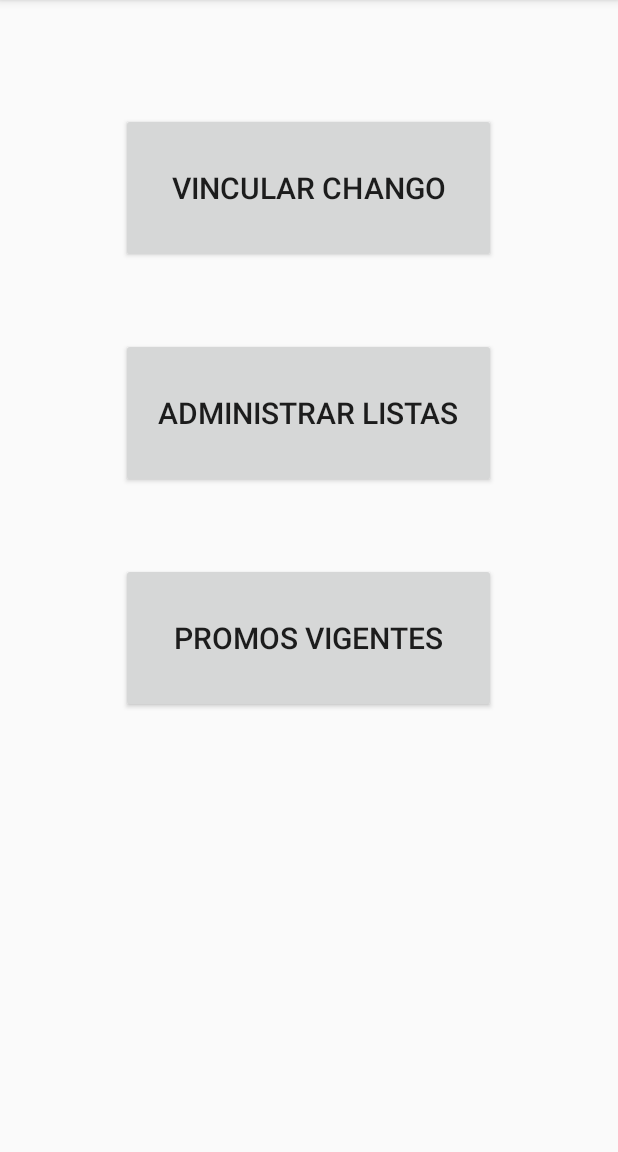
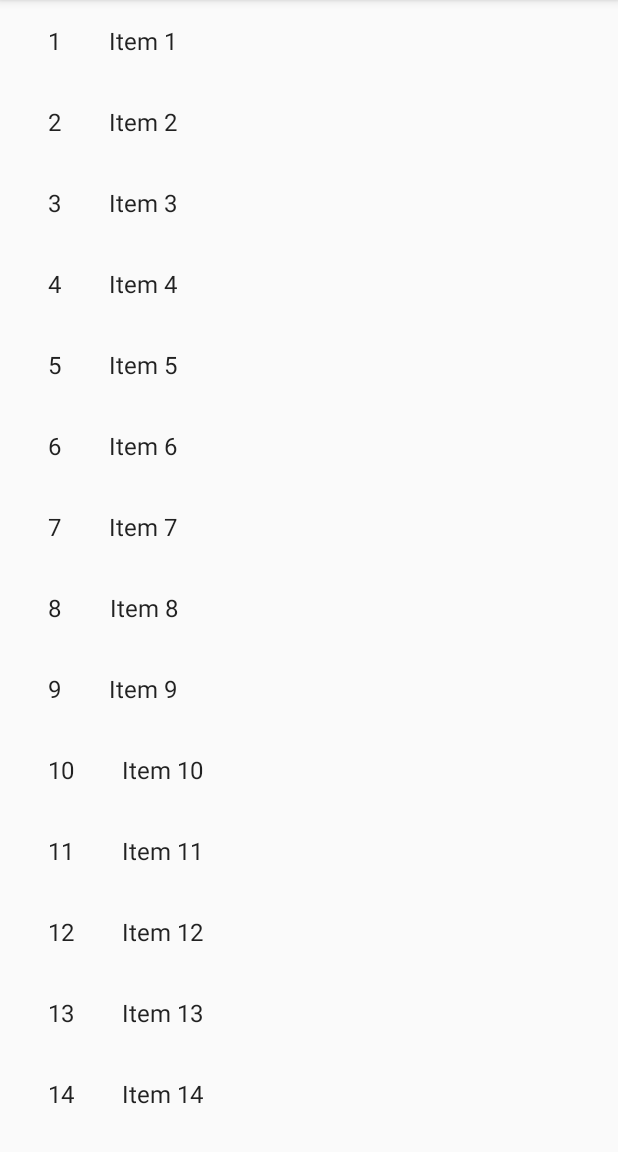
Before and after one commit to nsatragno/smartcart, an Android app: the PrincipalActivity screen opened directly, with no data from a screen before it, in the side drawer, after a tap on "Contenido del Chango", on a phone screen of 412 x 824 dp, the part 84-1236 px from its top. Run offline under Robolectric (Android 15) with nearby library versions, the phone set to English and light mode, and no system bars; network calls fail; 1 statement that could not run was skipped.

Commit message:
Agregar conexión de listado en chango.

```diff
--- a/App/app/build.gradle
+++ b/App/app/build.gradle
@@ -9,6 +9,7 @@ android {
         versionCode 1
         versionName "1.0"
         testInstrumentationRunner "android.support.test.runner.AndroidJUnitRunner"
+        multiDexEnabled true
     }
     buildTypes {
         release {
@@ -28,6 +29,7 @@ dependencies {
     implementation 'com.android.support:support-v4:28.0.0-rc02'
     implementation 'com.android.support:recyclerview-v7:28.0.0-alpha1'
     implementation 'com.android.support:support-annotations:28.0.0-rc02'
+    implementation 'com.android.support:multidex:1.0.3'
     testImplementation 'junit:junit:4.12'
     androidTestImplementation 'com.android.support.test:runner:1.0.2'
     androidTestImplementation 'com.android.support.test.espresso:espresso-core:3.0.2'
--- a/App/app/src/main/AndroidManifest.xml
+++ b/App/app/src/main/AndroidManifest.xml
@@ -1,11 +1,6 @@
 <?xml version="1.0" encoding="utf-8"?>
 <manifest xmlns:android="http://schemas.android.com/apk/res/android"
     package="ar.com.smartcart.smartcart">
-
-    <!-- To auto-complete the email text field in the login form with the user's emails -->
-    <uses-permission android:name="android.permission.GET_ACCOUNTS" />
-    <uses-permission android:name="android.permission.READ_PROFILE" />
-    <uses-permission android:name="android.permission.READ_CONTACTS" />
     <uses-permission android:name="android.permission.INTERNET" />
     <uses-permission android:name="android.permission.CAMERA" />
     android:targetSandboxVersion="2"
--- a/App/app/src/main/java/ar/com/smartcart/smartcart/ItemProductoAdapter.java
+++ b/App/app/src/main/java/ar/com/smartcart/smartcart/MyProductoRecyclerViewAdapter.java
@@ -6,7 +6,7 @@ import android.view.View;
 import android.view.ViewGroup;
 import android.widget.TextView;
 
-import ar.com.smartcart.smartcart.ItemProductoFragment.OnListFragmentInteractionListener;
+import ar.com.smartcart.smartcart.ProductoFragment.OnListFragmentInteractionListener;
 import ar.com.smartcart.smartcart.dummy.DummyContent.DummyItem;
 
 import java.util.List;
@@ -16,12 +16,12 @@ import java.util.List;
  * specified {@link OnListFragmentInteractionListener}.
  * TODO: Replace the implementation with code for your data type.
  */
-public class ItemProductoAdapter extends RecyclerView.Adapter<ItemProductoAdapter.ViewHolder> {
+public class MyProductoRecyclerViewAdapter extends RecyclerView.Adapter<MyProductoRecyclerViewAdapter.ViewHolder> {
 
     private final List<DummyItem> mValues;
     private final OnListFragmentInteractionListener mListener;
 
-    public ItemProductoAdapter(List<DummyItem> items, OnListFragmentInteractionListener listener) {
+    public MyProductoRecyclerViewAdapter(List<DummyItem> items, OnListFragmentInteractionListener listener) {
         mValues = items;
         mListener = listener;
     }
@@ -29,7 +29,7 @@ public class ItemProductoAdapter extends RecyclerView.Adapter<ItemProductoAdapte
     @Override
     public ViewHolder onCreateViewHolder(ViewGroup parent, int viewType) {
         View view = LayoutInflater.from(parent.getContext())
-                .inflate(R.layout.fragment_itemproducto, parent, false);
+                .inflate(R.layout.fragment_producto, parent, false);
         return new ViewHolder(view);
     }
 
--- a/App/app/src/main/java/ar/com/smartcart/smartcart/PrincipalActivity.java
+++ b/App/app/src/main/java/ar/com/smartcart/smartcart/PrincipalActivity.java
@@ -11,8 +11,10 @@ import android.support.v7.widget.Toolbar;
 import android.view.Menu;
 import android.view.MenuItem;
 
+import ar.com.smartcart.smartcart.dummy.DummyContent;
+
 public class PrincipalActivity extends AppCompatActivity
-        implements NavigationView.OnNavigationItemSelectedListener {
+        implements NavigationView.OnNavigationItemSelectedListener, ProductoFragment.OnListFragmentInteractionListener {
 
     private static final int INICIO_FRAGMENT = 0;
     private static final int ADMIN_LIST = 1;
@@ -106,9 +108,14 @@ public class PrincipalActivity extends AppCompatActivity
                 fragMng.beginTransaction().replace(R.id.fragment_container, iniFrag).commit();
                 break;
             case 1:
-                ItemProductoFragment listFrag = new ItemProductoFragment();
+                ProductoFragment listFrag = new ProductoFragment();
                 fragMng.beginTransaction().replace(R.id.fragment_container, listFrag).commit();
                 break;
         }
     }
+
+    @Override
+    public void onListFragmentInteraction(DummyContent.DummyItem item) {
+
+    }
 }
--- a/App/app/src/main/java/ar/com/smartcart/smartcart/ItemProductoFragment.java
+++ b/App/app/src/main/java/ar/com/smartcart/smartcart/ProductoFragment.java
@@ -1,19 +1,26 @@
 package ar.com.smartcart.smartcart;
 
 import android.content.Context;
+import android.content.Intent;
+import android.os.AsyncTask;
 import android.os.Bundle;
-import android.support.v4.app.Fragment;
-import android.support.v4.app.ListFragment;
+import android.app.Fragment;
 import android.support.v7.widget.GridLayoutManager;
 import android.support.v7.widget.LinearLayoutManager;
 import android.support.v7.widget.RecyclerView;
+import android.util.Log;
 import android.view.LayoutInflater;
 import android.view.View;
 import android.view.ViewGroup;
 
+import ar.com.smartcart.smartcart.communication.LoginManager;
+import ar.com.smartcart.smartcart.communication.ProductosManager;
 import ar.com.smartcart.smartcart.dummy.DummyContent;
 import ar.com.smartcart.smartcart.dummy.DummyContent.DummyItem;
+import ar.com.smartcart.smartcart.modelo.Chango;
+import ar.com.smartcart.smartcart.modelo.Producto;
 
+import java.io.IOException;
 import java.util.List;
 
 /**
@@ -22,44 +29,32 @@ import java.util.List;
  * Activities containing this fragment MUST implement the {@link OnListFragmentInteractionListener}
  * interface.
  */
-public class ItemProductoFragment extends ListFragment {
+public class ProductoFragment extends android.support.v4.app.Fragment {
 
-    // TODO: Customize parameter argument names
-    private static final String ARG_COLUMN_COUNT = "column-count";
     // TODO: Customize parameters
     private int mColumnCount = 1;
+
     private OnListFragmentInteractionListener mListener;
+    private Chango chango;
 
     /**
      * Mandatory empty constructor for the fragment manager to instantiate the
      * fragment (e.g. upon screen orientation changes).
      */
-    public ItemProductoFragment() {
-    }
-
-    // TODO: Customize parameter initialization
-    @SuppressWarnings("unused")
-    public static ItemProductoFragment newInstance(int columnCount) {
-        ItemProductoFragment fragment = new ItemProductoFragment();
-        Bundle args = new Bundle();
-        args.putInt(ARG_COLUMN_COUNT, columnCount);
-        fragment.setArguments(args);
-        return fragment;
+    public ProductoFragment() {
     }
 
     @Override
     public void onCreate(Bundle savedInstanceState) {
         super.onCreate(savedInstanceState);
-
-        if (getArguments() != null) {
-            mColumnCount = getArguments().getInt(ARG_COLUMN_COUNT);
-        }
+        GetProductosTask task = new GetProductosTask();
+        task.execute();
     }
 
     @Override
     public View onCreateView(LayoutInflater inflater, ViewGroup container,
                              Bundle savedInstanceState) {
-        View view = inflater.inflate(R.layout.fragment_itemproducto_list, container, false);
+        View view = inflater.inflate(R.layout.fragment_producto_list, container, false);
 
         // Set the adapter
         if (view instanceof RecyclerView) {
@@ -70,7 +65,7 @@ public class ItemProductoFragment extends ListFragment {
             } else {
                 recyclerView.setLayoutManager(new GridLayoutManager(context, mColumnCount));
             }
-            recyclerView.setAdapter(new ItemProductoAdapter(DummyContent.ITEMS, mListener));
+            recyclerView.setAdapter(new MyProductoRecyclerViewAdapter(DummyContent.ITEMS, mListener));
         }
         return view;
     }
@@ -107,4 +102,28 @@ public class ItemProductoFragment extends ListFragment {
         // TODO: Update argument type and name
         void onListFragmentInteraction(DummyItem item);
     }
+
+    public class GetProductosTask extends AsyncTask<Void, Void, Chango> {
+        @Override
+        protected Chango doInBackground(Void... params) {
+            try {
+                return ProductosManager.getChango();
+            } catch (IOException e) {
+                e.printStackTrace();
+                Log.e("Smartcart", e.getMessage());
+                return null;
+            }
+        }
+
+        @Override
+        protected void onPostExecute(final Chango response) {
+            chango = response;
+            Log.d("smartcart", chango.getProductos().get(0).getProducto().getNombre());
+            // showProgress(false);
+        }
+
+        @Override
+        protected void onCancelled() {
+        }
+    }
 }
--- a/App/app/src/main/java/ar/com/smartcart/smartcart/communication/HTTPHelper.java
+++ b/App/app/src/main/java/ar/com/smartcart/smartcart/communication/HTTPHelper.java
@@ -12,15 +12,24 @@ import java.net.URL;
 
 public class HTTPHelper {
 
+    public final static String URL = "http://192.168.1.109:3000";
+
     public static String request(String uri) throws IOException {
+        return request(uri, "GET");
+    }
+
+    public static String request(String uri, String method) throws IOException {
         Log.d("smartcart", "Intentando conexión a " + uri);
         StringBuilder sb = new StringBuilder();
         URL url = new URL(uri);
         HttpURLConnection conn = (HttpURLConnection) url.openConnection();
         conn.setRequestProperty("Content-Type", "application/json");
         conn.setRequestProperty("Accept","application/json");
-        conn.setRequestMethod("GET");
-        conn.setDoOutput(true);
+
+        if (method.equals("POST"))
+            conn.setDoOutput(true);
+        conn.setRequestMethod(method);
+
         conn.connect();
         Log.d("smartcart", "Conectado");
 
@@ -28,6 +37,7 @@ public class HTTPHelper {
             InputStream in = new BufferedInputStream(conn.getInputStream());
             BufferedReader bin = new BufferedReader(new InputStreamReader(in));
             String inputLine;
+            Log.d("smartcart", "Respuesta:");
             while ((inputLine = bin.readLine()) != null) {
                 Log.d("smartcart", inputLine);
                 sb.append(inputLine);
--- a/App/app/src/main/java/ar/com/smartcart/smartcart/communication/LoginManager.java
+++ b/App/app/src/main/java/ar/com/smartcart/smartcart/communication/LoginManager.java
@@ -11,12 +11,12 @@ import ar.com.smartcart.smartcart.modelo.LoginResponse;
 
 public class LoginManager {
     private final static String URL_LOGIN =
-            "http://192.168.1.109:3000/usuarios_app/login?email={email}&password={pass}";
+            HTTPHelper.URL + "/usuarios_app/login?email={email}&password={pass}";
 
     public static boolean login(String email, String password) throws IOException {
         String response = HTTPHelper.request(
                 URL_LOGIN.replace("{email}", URLEncoder.encode(email))
-                        .replace("{pass}", URLEncoder.encode(password)));
+                        .replace("{pass}", URLEncoder.encode(password)), "POST");
         Log.d("Smartcart", response);
         LoginResponse login = new Gson().fromJson(response, LoginResponse.class);
         return login.ok;
--- /dev/null
+++ b/App/app/src/main/java/ar/com/smartcart/smartcart/communication/ProductosManager.java
@@ -0,0 +1,23 @@
+package ar.com.smartcart.smartcart.communication;
+
+import android.util.Log;
+
+import com.google.gson.Gson;
+
+import java.io.IOException;
+import java.net.URLEncoder;
+
+import ar.com.smartcart.smartcart.modelo.Chango;
+import ar.com.smartcart.smartcart.modelo.LoginResponse;
+
+public class ProductosManager {
+    private final static String URL_CHANGO =
+            HTTPHelper.URL + "/changos/{id}";
+
+    public static Chango getChango() throws IOException {
+        String response = HTTPHelper.request(URL_CHANGO.replace("{id}", "1"));
+
+        Log.d("smartcart", response);
+        return new Gson().fromJson(response, Chango.class);
+    }
+}
--- /dev/null
+++ b/App/app/src/main/res/layout/fragment_producto.xml
@@ -0,0 +1,20 @@
+<?xml version="1.0" encoding="utf-8"?>
+<LinearLayout xmlns:android="http://schemas.android.com/apk/res/android"
+    android:layout_width="wrap_content"
+    android:layout_height="wrap_content"
+    android:orientation="horizontal">
+
+    <TextView
+        android:id="@+id/item_number"
+        android:layout_width="wrap_content"
+        android:layout_height="wrap_content"
+        android:layout_margin="@dimen/text_margin"
+        android:textAppearance="?attr/textAppearanceListItem" />
+
+    <TextView
+        android:id="@+id/content"
+        android:layout_width="wrap_content"
+        android:layout_height="wrap_content"
+        android:layout_margin="@dimen/text_margin"
+        android:textAppearance="?attr/textAppearanceListItem" />
+</LinearLayout>
--- a/App/app/src/main/res/layout/fragment_itemproducto_list.xml
+++ b/App/app/src/main/res/layout/fragment_producto_list.xml
@@ -3,11 +3,11 @@
     xmlns:app="http://schemas.android.com/apk/res-auto"
     xmlns:tools="http://schemas.android.com/tools"
     android:id="@+id/list"
-    android:name="ar.com.smartcart.smartcart.ItemProductoFragment"
+    android:name="ar.com.smartcart.smartcart.ProductoFragment"
     android:layout_width="match_parent"
     android:layout_height="match_parent"
     android:layout_marginLeft="16dp"
     android:layout_marginRight="16dp"
     app:layoutManager="LinearLayoutManager"
-    tools:context=".ItemProductoFragment"
-    tools:listitem="@layout/fragment_itemproducto" />
+    tools:context=".ProductoFragment"
+    tools:listitem="@layout/fragment_producto" />
--- /dev/null
+++ b/App/app/src/main/res/values/urls.xml
@@ -0,0 +1,4 @@
+<?xml version="1.0" encoding="utf-8"?>
+<resources>
+    <string name="url_app">http://192.168.1.109:3000</string>
+</resources>
```
Also changed, not shown: App/app/src/main/java/ar/com/smartcart/smartcart/modelo/Chango.java (+2 -18 lines), App/app/src/main/java/ar/com/smartcart/smartcart/modelo/ProductoChango.java (added, +14 -0 lines), App/app/src/main/res/layout/fragment_itemproducto.xml (deleted, +0 -28 lines), 1 other file.
